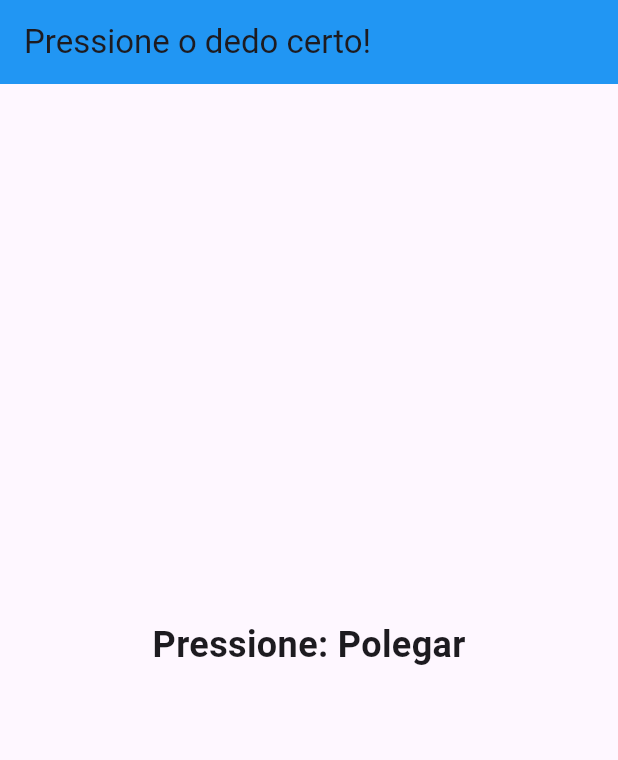
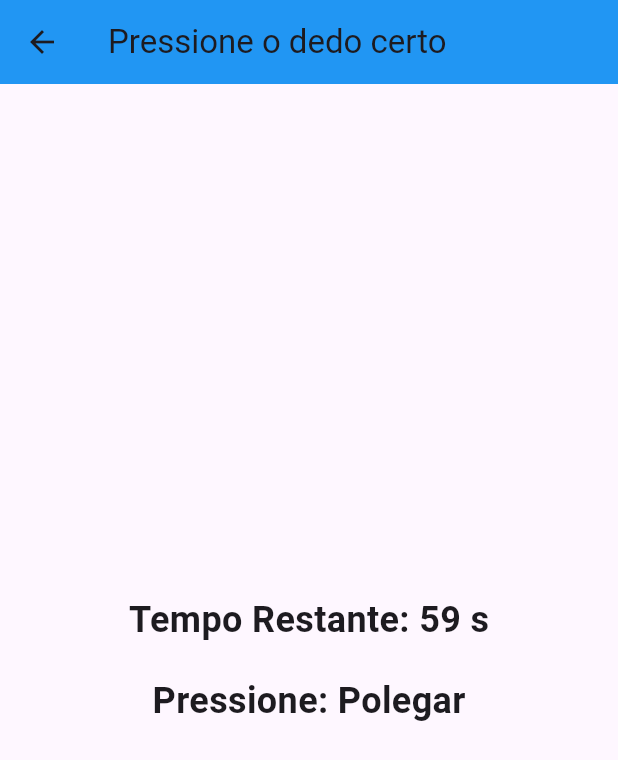
Before and after one commit to nandapoli/projeto-pfc-app, a Flutter app: the FingerGameScreen screen opened directly, on a phone screen of 412 x 824 dp. Shown: the top 760 px of the screen. Run offline on Flutter 3.47's test engine with Material 3 defaults, Android fonts, the phone set to English and light mode, and no system bars; network calls fail.

Commit message:
v0.3.0
Implementado um menu principal, tempo para realização do exercício e botões para reiniciar e voltar ao menu.

```diff
--- a/lib/main.dart
+++ b/lib/main.dart
@@ -1,122 +1,165 @@
-// Versão 0.2.0
-// Esta versão escolhe dedos aleatoriamente e espera que o dedo correto faça contato.
-import 'package:flutter/material.dart'; // Biblioteca principal do Flutter
-import 'package:http/http.dart' as http; // Biblioteca para requisições HTTP
-import 'dart:convert'; // Biblioteca para trabalhar com JSON
-import 'dart:math'; // Biblioteca para gerar números aleatórios
-import 'dart:async'; // Biblioteca para usar Timer
+// Versão 0.3.0
+// Nesta versão foi implementado um menu inicial, um tempo para o exercício terminar e botões para reiniciar ou voltar ao menu
+import 'package:flutter/material.dart'; // Importa a biblioteca principal do Flutter para interface gráfica
+import 'package:http/http.dart' as http; // Importa a biblioteca para realizar requisições HTTP
+import 'dart:convert'; // Importa a biblioteca para converter dados JSON
+import 'dart:math'; // Importa a biblioteca para gerar números aleatórios
+import 'dart:async'; // Importa a biblioteca para manipular temporizadores
 
 void main() {
   runApp(const MyApp()); // Inicia o aplicativo
 }
 
-class MyApp extends StatelessWidget {
+class MyApp extends StatelessWidget { // Classe principal do aplicativo
   const MyApp({super.key});
 
   @override
   Widget build(BuildContext context) {
-    return const MaterialApp(
-      debugShowCheckedModeBanner: false, // Oculta a faixa de debug
-      home: FingerGameScreen(), // Define a tela principal
+    return MaterialApp(
+      debugShowCheckedModeBanner: false, // Remove a barra de debug
+      home: const MenuScreen(), // Define o menu como a tela principal
     );
   }
 }
 
+// Tela Inicial (Menu)
+class MenuScreen extends StatelessWidget {
+  const MenuScreen({super.key}); // Construtor da tela
+
+  @override
+  Widget build(BuildContext context) {
+    return Scaffold(
+      appBar: AppBar(title: const Text("Exercícios de Dedos"), backgroundColor: Colors.blue), // Barra superior da tela
+      body: Center(
+        child: ElevatedButton(
+          onPressed: () {
+            Navigator.push(
+              context,
+              MaterialPageRoute(builder: (context) => const FingerGameScreen()), // Navega para a tela do exercício
+            );
+          },
+          child: const Text("Iniciar", style: TextStyle(fontSize: 24)), // Botão de iniciar o exercício
+        ),
+      ),
+    );
+  }
+}
+
+// Tela do Jogo
 class FingerGameScreen extends StatefulWidget {
-  const FingerGameScreen({super.key});
+  const FingerGameScreen({super.key}); // Construtor da tela
 
   @override
   // ignore: library_private_types_in_public_api
-  _FingerGameScreenState createState() => _FingerGameScreenState();
+  _FingerGameScreenState createState() => _FingerGameScreenState(); // Cria o estado da tela
 }
 
+// Classe responsável por se comunicar com o ESP32
 class _FingerGameScreenState extends State<FingerGameScreen> {
-  final String esp32Url = "http://192.168.4.1/status"; //IP do ESP32
+  final String esp32Url = "http://192.168.4.1/status"; // Define a URL do ESP32
+  final List<String> fingers = ["Polegar", "Indicador", "Médio", "Anelar", "Mindinho"]; // Lista com os dedos disponíveis
 
-  // Lista com os nomes dos dedos
-  final List<String> fingers = ["Polegar", "Indicador", "Médio", "Anelar", "Mindinho"];
-  String targetFinger = ""; // Dedo que o usuário precisa pressionar
-  bool success = false; // Indica se o usuário acertou
-  Timer? timer; // Timer para checagem automática
+  late String targetFinger; // Define qual dedo precisa ser pressionado
+  int timeLeft = 60; // Tempo restante do exercício
+  bool success = false, gameOver = false; // Indica se o usuário pressionou o dedo correto e se o exercício acabou
+  Timer? gameTimer, checkTimer; // Timers para verificar o tempo de exercício e o estado dos botões
 
   @override
   void initState() {
     super.initState();
-    pickRandomFinger(); // Escolhe um dedo aleatório ao iniciar
-    startChecking(); // Inicia a verificação automática
+    startGame(); // Inicia o exercício quando a tela é carregada
   }
 
   @override
   void dispose() {
-    timer?.cancel(); // Cancela o timer ao sair do app
+    gameTimer?.cancel(); // Cancela o timer do jogo ao sair da tela
+    checkTimer?.cancel(); // Cancela o timer de verificação ao sair da tela
     super.dispose();
   }
 
-  // Escolhe um dedo aleatoriamente
+  // Inicializa o exercício
+  void startGame() {
+    gameOver = false; // Reinicia o estado do exercício
+    timeLeft = 60; // Reinicia o tempo restante
+    pickRandomFinger(); // Escolhe um dedo aleatório para começar
+    startTimers(); // Inicia os timers
+  }
+
+  // Escolhe um dedo aleatório
   void pickRandomFinger() {
     setState(() {
-      success = false; // Reseta o estado de acerto
-      targetFinger = fingers[Random().nextInt(fingers.length)]; // Escolhe um dedo aleatório
+      success = false; // Reinicia o estado de sucesso
+      targetFinger = fingers[Random().nextInt(fingers.length)]; // Seleciona um dedo aleatoriamente
     });
   }
 
-  // Inicia a verificação automática
-  void startChecking() {
-    timer = Timer.periodic(const Duration(milliseconds: 100), (Timer t) {
-      checkFingerPress();
+  // Inicia os timers para verificação e tempo do exercício
+  void startTimers() {
+    gameTimer?.cancel();
+    checkTimer?.cancel();
+
+    gameTimer = Timer.periodic(const Duration(seconds: 1), (timer) {
+      if (timeLeft > 0) { // Verifica se ainda há tempo restante
+        setState(() => timeLeft--); // Decrementa o tempo restante
+      } else {
+        endGame(); // Encerra o jogo se o tempo acabar
+      }
     });
+
+    checkTimer = Timer.periodic(const Duration(milliseconds: 100), (_) => checkFingerPress()); // Verifica o estado dos dedos a cada 100ms
   }
 
-  // Busca os estados dos dedos no ESP32
+  // Verifica o estado dos dedos no ESP32
   Future<void> checkFingerPress() async {
+    if (gameOver) return; // Não verifica se o exercício tiver encerrado
+
     try {
-      final response = await http.get(Uri.parse(esp32Url)); // Faz requisição HTTP ao ESP32
-      if (response.statusCode == 200) {
-        Map<String, dynamic> fingerStates = json.decode(utf8.decode(response.bodyBytes)); // Converte JSON para Map
+      final response = await http.get(Uri.parse(esp32Url)); // Faz uma requisição GET ao ESP32
+      if (response.statusCode == 200) { // Verifica se a resposta foi bem-sucedida
+        final Map<String, dynamic> fingerStates = json.decode(utf8.decode(response.bodyBytes)); // Decodifica a resposta JSON
 
-        // Verifica se o dedo correto foi pressionado
-        if (fingerStates[targetFinger] == 1 && !success) {
-          setState(() {
-            success = true; // Indica que o usuário acertou
-          });
+        if (fingerStates[targetFinger] == 1 && !success) { // Verifica se o dedo correto foi pressionado
+          setState(() => success = true); // Define que o usuário acertou
+          Future.delayed(const Duration(milliseconds: 500), pickRandomFinger); // Aguarda 0,5 segundo antes de escolher outro dedo
+        }
+      }
+    } catch (_) {
+      debugPrint("Erro ao conectar ao ESP32."); // Imprime uma mensagem de erro caso a conexão falhe
+    }
+  }
 
-          // Aguarda 1 segundo e escolhe outro dedo
-          Future.delayed(const Duration(seconds: 1), pickRandomFinger);
-        }
-      } else {
-        debugPrint("Erro ao buscar os dados: ${response.statusCode}");
-      }
-    } catch (e) {
-      debugPrint("Erro de conexão: $e");
-    }
+  // Encerra o exercício
+  void endGame() {
+    gameTimer?.cancel(); // Cancela o temporizador do exercício
+    checkTimer?.cancel(); // Cancela o temporizador de verificação
+    setState(() => gameOver = true); // Define o estado do exercício como encerrado
   }
 
   @override
   Widget build(BuildContext context) {
     return Scaffold(
-      appBar: AppBar(
-        title: const Text("Pressione o dedo certo!"),
-        backgroundColor: Colors.blue,
-      ),
+      appBar: AppBar(title: const Text("Pressione o dedo certo"), backgroundColor: Colors.blue), // Barra superior da tela
       body: Center(
-        child: Column(
-          mainAxisAlignment: MainAxisAlignment.center,
-          children: [
-            // Exibe o dedo que deve ser pressionado
-            Text(
-              "Pressione: $targetFinger",
-              style: const TextStyle(fontSize: 24, fontWeight: FontWeight.bold),
-            ),
-            const SizedBox(height: 20),
-
-            // Mensagem de acerto
-            if (success)
-              const Text(
-                "✅ Acertou!",
-                style: TextStyle(fontSize: 30, color: Colors.green, fontWeight: FontWeight.bold),
+        child: gameOver // Verifica se o exercício terminou
+            ? Column(
+                mainAxisAlignment: MainAxisAlignment.center,
+                children: [
+                  const Text("⏳ Tempo Esgotado!", style: TextStyle(fontSize: 28, fontWeight: FontWeight.bold, color: Colors.red)), // Mensagem de tempo esgotado
+                  const SizedBox(height: 20),
+                  ElevatedButton(onPressed: startGame, child: const Text("🔄 Reiniciar exercício", style: TextStyle(fontSize: 20))), // Botão de reiniciar
+                  const SizedBox(height: 10),
+                  ElevatedButton(onPressed: () => Navigator.pop(context), child: const Text("Voltar ao Menu", style: TextStyle(fontSize: 20))), // Botão de voltar ao menu
+                ],
+              )
+            : Column(
+                mainAxisAlignment: MainAxisAlignment.center,
+                children: [
+                  Text("Tempo Restante: $timeLeft s", style: const TextStyle(fontSize: 24, fontWeight: FontWeight.bold)), // Escreve o tempo restante de exercício
+                  const SizedBox(height: 20),
+                  Text("Pressione: $targetFinger", style: const TextStyle(fontSize: 24, fontWeight: FontWeight.bold)),
+                  if (success) const Text("✅ Acertou!", style: TextStyle(fontSize: 30, color: Colors.green, fontWeight: FontWeight.bold)), // Escreve a mensagem de acerto
+                ],
               ),
-          ],
-        ),
       ),
     );
   }
```
